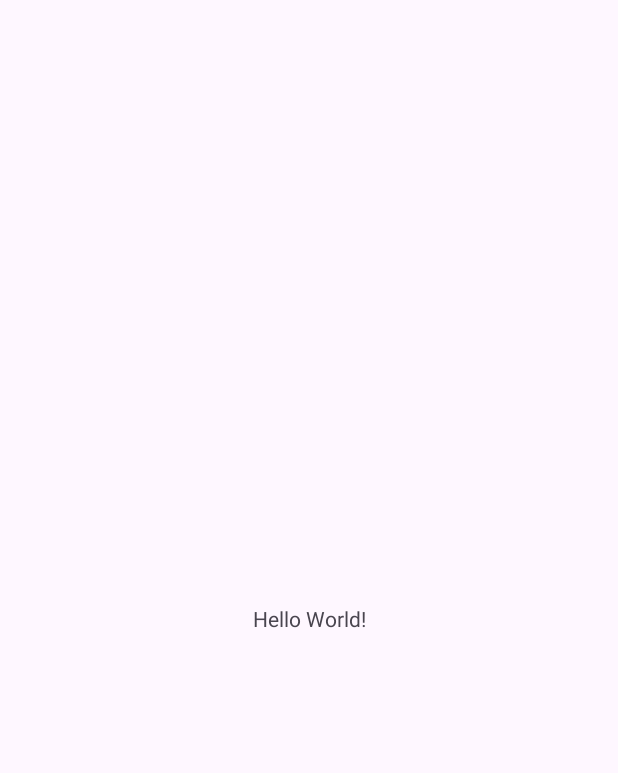
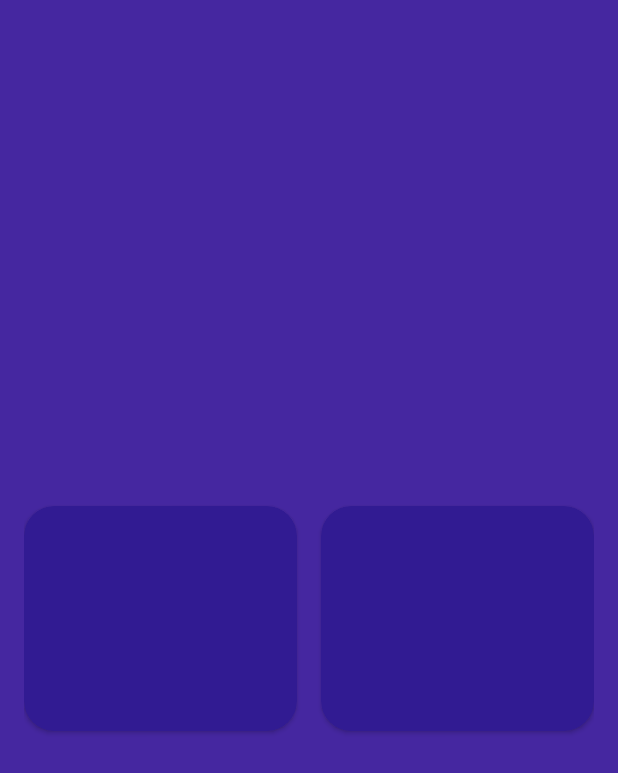
Before and after one commit to LuisZentenxx/VitalFit, an Android app: the screen it shows after launch (MainActivity), on a phone screen of 412 x 824 dp. Before the commit the part shown is almost empty. Shown: the top 773 px of the screen. Run offline under Robolectric (Android 15) with nearby library versions, the phone set to English and light mode, and no system bars.

Commit message:
add color palette

```diff
--- a/app/src/main/res/layout/activity_main.xml
+++ b/app/src/main/res/layout/activity_main.xml
@@ -3,17 +3,36 @@
     xmlns:app="http://schemas.android.com/apk/res-auto"
     xmlns:tools="http://schemas.android.com/tools"
     android:id="@+id/main"
+    android:paddingVertical="32dp"
+    android:paddingHorizontal="16dp"
+    android:background="@color/background_app"
     android:layout_width="match_parent"
     android:layout_height="match_parent"
     tools:context=".MainActivity">
 
-    <TextView
-        android:layout_width="wrap_content"
-        android:layout_height="wrap_content"
-        android:text="Hello World!"
+    <androidx.cardview.widget.CardView
+        android:id="@+id/card1"
+        android:layout_width="0dp"
+        android:layout_height="150dp"
+        app:cardBackgroundColor="@color/selected"
+        android:layout_marginEnd="16dp"
+        app:cardCornerRadius="20dp"
+        app:layout_constraintStart_toStartOf="parent"
+        app:layout_constraintEnd_toStartOf="@+id/card2"
+        app:layout_constraintTop_toTopOf="parent"
         app:layout_constraintBottom_toBottomOf="parent"
+        />
+
+    <androidx.cardview.widget.CardView
+        android:id="@+id/card2"
+        android:layout_width="0dp"
+        android:layout_height="150dp"
+        app:cardBackgroundColor="@color/selected"
+        app:cardCornerRadius="20dp"
+        app:layout_constraintStart_toEndOf="@+id/card1"
         app:layout_constraintEnd_toEndOf="parent"
-        app:layout_constraintStart_toStartOf="parent"
-        app:layout_constraintTop_toTopOf="parent" />
+        app:layout_constraintTop_toTopOf="parent"
+        app:layout_constraintBottom_toBottomOf="parent"
+        />
 
 </androidx.constraintlayout.widget.ConstraintLayout>
--- a/app/src/main/res/layout/activity_splash.xml
+++ b/app/src/main/res/layout/activity_splash.xml
@@ -3,6 +3,7 @@
     xmlns:app="http://schemas.android.com/apk/res-auto"
     xmlns:tools="http://schemas.android.com/tools"
     android:id="@+id/main"
+    android:background="@color/background_app"
     android:layout_width="match_parent"
     android:layout_height="match_parent"
     tools:context=".SplashActivity">
@@ -11,6 +12,7 @@
         android:layout_width="wrap_content"
         android:layout_height="wrap_content"
         android:text="Splash Screen"
+        android:textColor="@color/title_text"
         android:textSize="40sp"
         android:textStyle="italic"
         app:layout_constraintStart_toStartOf="parent"
```
Also changed, not shown: app/src/main/res/values/colors.xml (+15 -1 lines).
